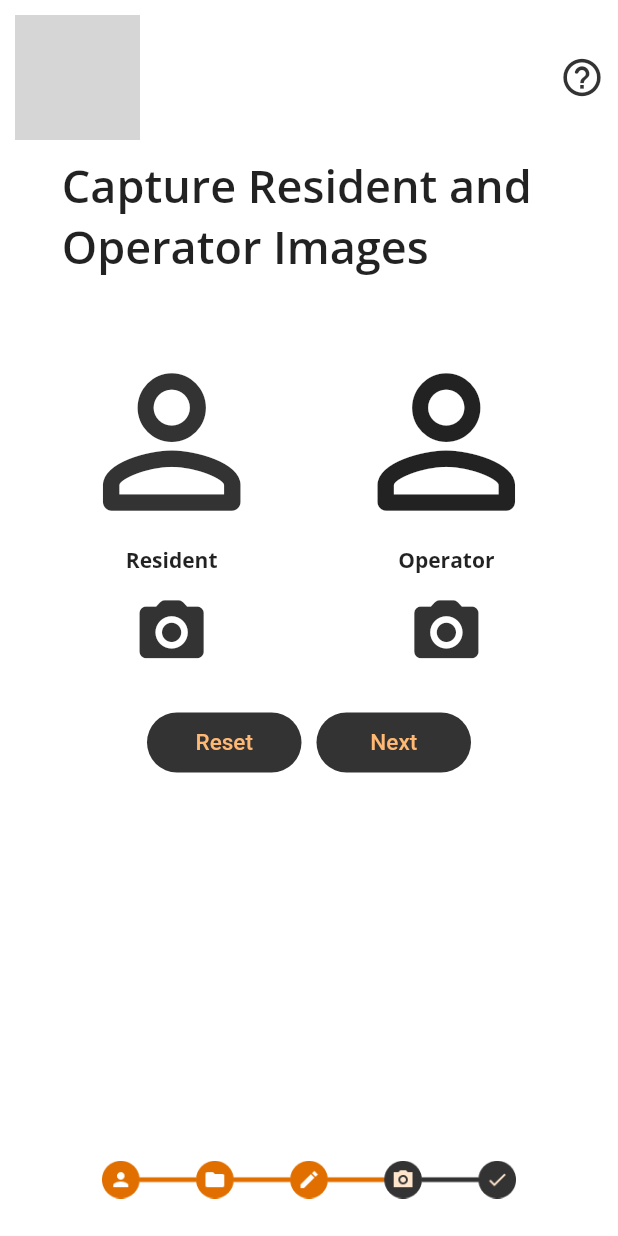
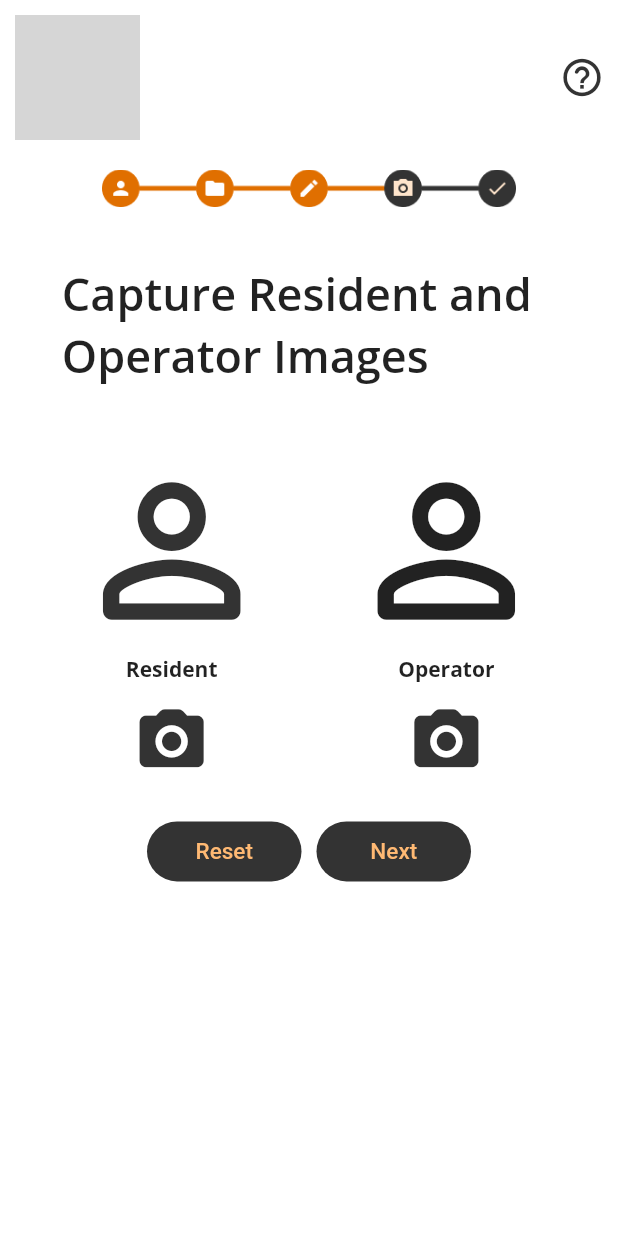
Before and after one commit to Aficionado45/Aadhaar_Address_Update, a Flutter app: the capture screen opened by its route, on a phone screen of 412 x 824 dp. Run offline on Flutter 3.47's test engine with Material 2 defaults, Android fonts, the phone set to English and light mode, and no system bars; our stand-ins replace cloud_firestore, firebase_core, firebase_storage, image_cropper, image_picker, local_auth and 3 more; missing offline and left inert: firebase_ml_vision, geocoder; accounts and stored records are empty; project files that could hold a hidden picture were left out; grey boxes are pictures that could not be loaded.

Commit message:
Final Commit

```diff
--- a/lib/screens/capture.dart
+++ b/lib/screens/capture.dart
@@ -100,6 +100,14 @@ class _captureState extends State<capture> {
             child: Column(
               mainAxisAlignment: MainAxisAlignment.center,
               children: [
+                Padding(
+                  padding: EdgeInsets.all(10),
+                  child: Image(
+                    image: AssetImage('images/Progress3.png'),
+                    width: MediaQuery.of(context).size.width * 0.67,
+                  ),
+                ),
+                SizedBox(height: MediaQuery.of(context).size.height / 30),
                 Padding(
                   padding: EdgeInsets.symmetric(
                       horizontal: MediaQuery.of(context).size.width / 10),
@@ -323,16 +331,6 @@ class _captureState extends State<capture> {
                       fontFamily: 'Open Sans',
                       fontWeight: FontWeight.bold),
                 ),
-                SizedBox(
-                  height: 10,
-                ),
-                Padding(
-                  padding: EdgeInsets.all(25),
-                  child: Image(
-                    image: AssetImage('images/Progress3.png'),
-                    width: MediaQuery.of(context).size.width * 0.67,
-                  ),
-                ),
               ],
             ),
           ),
```
Also changed, not shown: lib/screens/confirmation.dart (+5 -5 lines), 2 other files.
